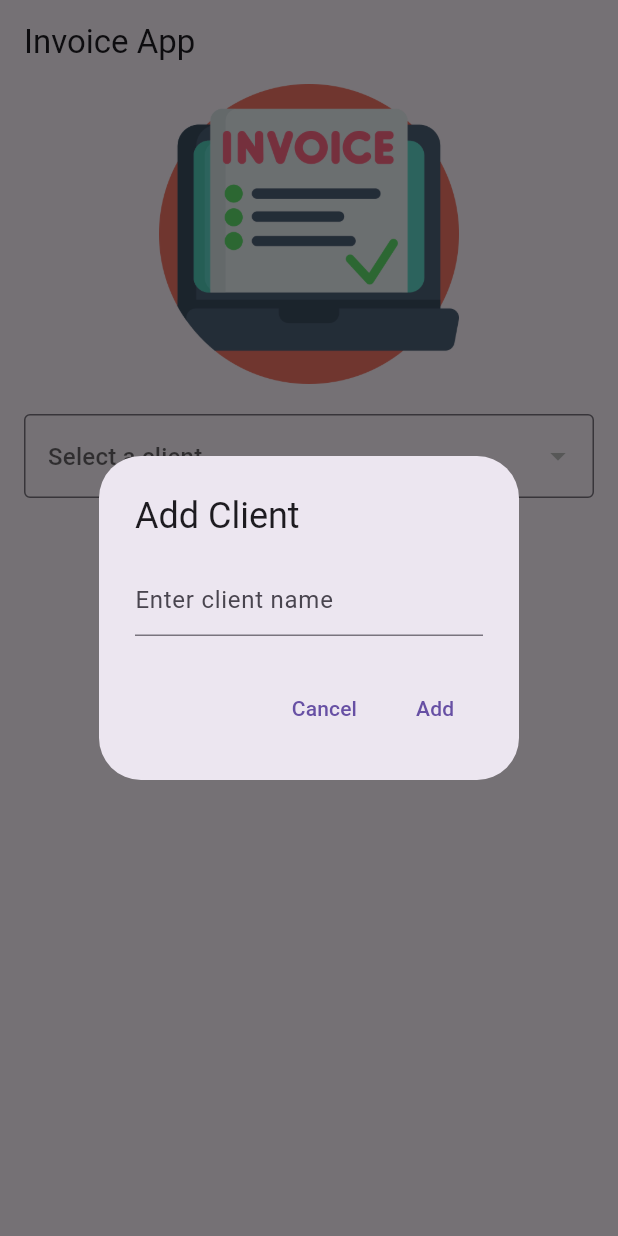
After one commit to flutify-sa/invoice, a Flutter app: the screen it shows after launch, after a tap on "Add Client", on a phone screen of 412 x 824 dp. The commit adds this screen. Run offline on Flutter 3.47's test engine with Material 3 defaults, Android fonts, the phone set to English and light mode, and no system bars.

Commit message:
dropdown

```diff
--- /dev/null
+++ b/lib/add_client_dialog.dart
@@ -0,0 +1,42 @@
+// ignore_for_file: avoid_print
+
+import 'package:flutter/material.dart';
+
+class AddClientDialog extends StatelessWidget {
+  final TextEditingController controller;
+  final void Function(String) onAdd;
+
+  const AddClientDialog({
+    super.key,
+    required this.controller,
+    required this.onAdd,
+  });
+
+  @override
+  Widget build(BuildContext context) {
+    return AlertDialog(
+      title: const Text('Add Client'),
+      content: TextField(
+        controller: controller,
+        decoration: const InputDecoration(hintText: 'Enter client name'),
+      ),
+      actions: [
+        TextButton(
+          onPressed: () {
+            Navigator.pop(context);
+          },
+          child: const Text('Cancel'),
+        ),
+        TextButton(
+          onPressed: () {
+            final newClient = controller.text;
+            onAdd(newClient);
+            controller.clear();
+            Navigator.pop(context);
+          },
+          child: const Text('Add'),
+        ),
+      ],
+    );
+  }
+}
--- /dev/null
+++ b/lib/client_dropdown.dart
@@ -0,0 +1,11 @@
+// ignore_for_file: avoid_print
+
+import 'package:flutter/material.dart';
+import 'client_dropdown_state.dart';
+
+class ClientDropdown extends StatefulWidget {
+  const ClientDropdown({super.key});
+
+  @override
+  ClientDropdownState createState() => ClientDropdownState();
+}
--- /dev/null
+++ b/lib/client_dropdown_state.dart
@@ -0,0 +1,94 @@
+// ignore_for_file: avoid_print
+
+import 'package:flutter/material.dart';
+import 'package:invoice/client_dropdown.dart';
+import 'client_storage.dart';
+import 'add_client_dialog.dart';
+
+class ClientDropdownState extends State<ClientDropdown> {
+  List<String> clients = [];
+  String? selectedClient;
+  final TextEditingController _clientController = TextEditingController();
+
+  @override
+  void initState() {
+    super.initState();
+    _loadClients();
+  }
+
+  Future<void> _loadClients() async {
+    try {
+      final loadedClients = await ClientStorage.loadClients();
+      setState(() {
+        clients = loadedClients;
+        if (clients.isNotEmpty) {
+          selectedClient = clients[0];
+        }
+      });
+    } catch (e) {
+      print('Error loading clients: $e');
+    }
+  }
+
+  Future<void> _saveClients() async {
+    try {
+      await ClientStorage.saveClients(clients);
+    } catch (e) {
+      print('Error saving clients: $e');
+    }
+  }
+
+  void _addClient() {
+    showDialog(
+      context: context,
+      builder: (context) => AddClientDialog(
+        controller: _clientController,
+        onAdd: (newClient) {
+          if (newClient.isNotEmpty) {
+            setState(() {
+              clients.add(newClient);
+              selectedClient = newClient;
+            });
+            _saveClients();
+          }
+        },
+      ),
+    );
+  }
+
+  @override
+  Widget build(BuildContext context) {
+    return Column(
+      crossAxisAlignment: CrossAxisAlignment.center,
+      children: [
+        Padding(
+          padding: const EdgeInsets.symmetric(horizontal: 16.0),
+          child: DropdownButtonFormField<String>(
+            value: selectedClient,
+            hint: const Text('Select a client'),
+            items: clients.map((client) {
+              return DropdownMenuItem<String>(
+                value: client,
+                child: Text(client),
+              );
+            }).toList(),
+            onChanged: (value) {
+              setState(() {
+                selectedClient = value;
+              });
+            },
+            decoration: const InputDecoration(
+              border: OutlineInputBorder(),
+              hintText: 'Client',
+            ),
+          ),
+        ),
+        const SizedBox(height: 20),
+        ElevatedButton(
+          onPressed: _addClient,
+          child: const Text('Add Client'),
+        ),
+      ],
+    );
+  }
+}
--- /dev/null
+++ b/lib/client_storage.dart
@@ -0,0 +1,23 @@
+// ignore_for_file: avoid_print
+
+import 'dart:convert';
+import 'dart:io';
+import 'package:path_provider/path_provider.dart';
+
+class ClientStorage {
+  static Future<List<String>> loadClients() async {
+    final directory = await getApplicationDocumentsDirectory();
+    final file = File('${directory.path}/clients.json');
+    if (await file.exists()) {
+      final contents = await file.readAsString();
+      return List<String>.from(jsonDecode(contents));
+    }
+    return [];
+  }
+
+  static Future<void> saveClients(List<String> clients) async {
+    final directory = await getApplicationDocumentsDirectory();
+    final file = File('${directory.path}/clients.json');
+    await file.writeAsString(jsonEncode(clients));
+  }
+}
--- a/lib/homepage.dart
+++ b/lib/homepage.dart
@@ -1,4 +1,22 @@
 import 'package:flutter/material.dart';
+import 'client_dropdown.dart'; // Import the new widget
+
+void main() {
+  runApp(const MyApp());
+}
+
+class MyApp extends StatelessWidget {
+  const MyApp({super.key});
+
+  @override
+  Widget build(BuildContext context) {
+    return MaterialApp(
+      title: 'Invoice',
+      theme: ThemeData(primarySwatch: Colors.blue),
+      home: const HomePage(),
+    );
+  }
+}
 
 class HomePage extends StatelessWidget {
   const HomePage({super.key});
@@ -12,12 +30,12 @@ class HomePage extends StatelessWidget {
       body: Column(
         crossAxisAlignment: CrossAxisAlignment.center,
         children: [
-          Center(
-            child: Image.asset(
-              'assets/invoice.png',
-              width: 200,
-            ),
+          Image.asset(
+            'assets/invoice.png',
+            width: 200,
           ),
+          const SizedBox(height: 20),
+          const ClientDropdown(),
         ],
       ),
     );
--- a/pubspec.yaml
+++ b/pubspec.yaml
@@ -14,6 +14,9 @@ dependencies:
     sdk: flutter
 
   cupertino_icons: ^1.0.8
+  shared_preferences: ^2.5.3
+  path_provider: ^2.1.5
+
 
 dev_dependencies:
   flutter_test:
```
Also changed, not shown: pubspec.lock, 10 other files.
